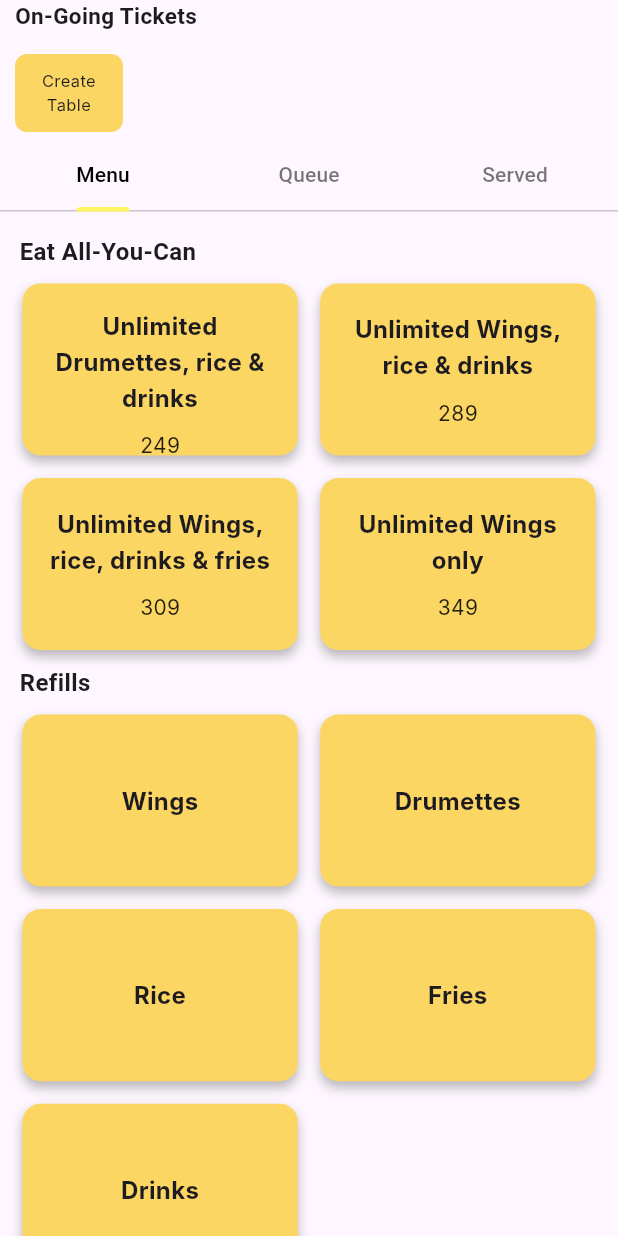
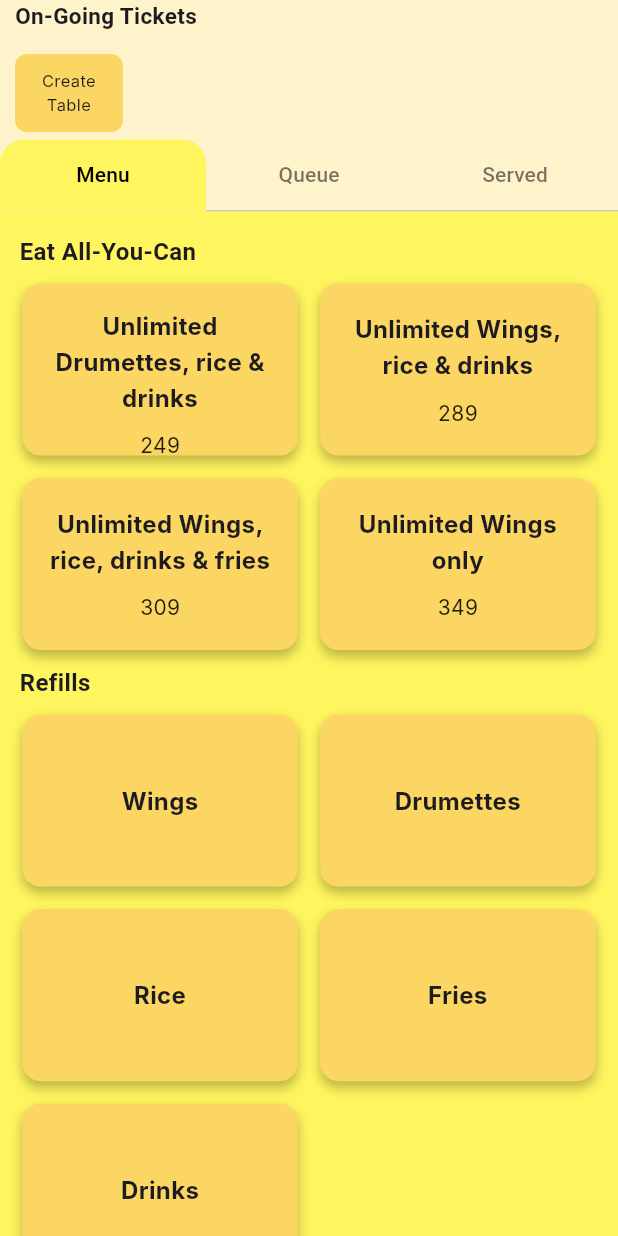
Before and after one commit to JeoSeutin07/chicks_mo_unli, a Flutter app: the MenuTabsWidget screen opened directly, on a phone screen of 412 x 824 dp. Run offline on Flutter 3.47's test engine with Material 3 defaults, Android fonts, the phone set to English and light mode, and no system bars; our stand-ins replace cloud_firestore, firebase_core; accounts and stored records are empty; Roboto replaces fonts that are missing (Inter).

Commit message:
fix menu tabs selection

```diff
--- a/lib/order_kitchen/widgets/menu_tabs_widget.dart
+++ b/lib/order_kitchen/widgets/menu_tabs_widget.dart
@@ -22,33 +22,18 @@ class _MenuTabsWidgetState extends State<MenuTabsWidget> {
     });
   }
 
-  @override
-  Widget build(BuildContext context) {
-    return Column(
-      children: [
-        TicketsWidget(
-          orders: orders,
-          currentTableNumber: currentTableNumber,
-          onAddOrder: addOrder,
-        ),
-        Expanded(
-          child: DefaultTabController(
-            length: 3,
-            child: Column(
-              children: [
-                TabBar(
-                  tabs: const [
+  List<Widget> tabs = const [
     Tab(text: 'Menu'),
     Tab(text: 'Queue'),
     Tab(text: 'Served'),
-                  ],
-                  labelColor: Colors.black,
-                  unselectedLabelColor: Colors.black54,
-                  indicatorColor: const Color(0xFFFFF55E),
-                ),
-                Expanded(
-                  child: TabBarView(
-                    children: [
+  ];
+
+  List<Widget> tabViews = [];
+
+  @override
+  void initState() {
+    super.initState();
+    tabViews = [
       MenuTabContent(
         onItemSelected: (item) {
           // Handle item selection
@@ -57,7 +42,47 @@ class _MenuTabsWidgetState extends State<MenuTabsWidget> {
       ),
       const Center(child: Text('Queue Content')),
       const Center(child: Text('Served Content')),
-                    ],
+    ];
+  }
+
+  @override
+  Widget build(BuildContext context) {
+    return Scaffold(
+      backgroundColor: const Color(0xFFFFF3CB),
+      body: SafeArea(
+        child: Column(
+          children: [
+            TicketsWidget(
+              orders: orders,
+              currentTableNumber: currentTableNumber,
+              onAddOrder: addOrder,
+            ),
+            DefaultTabController(
+              length: tabs.length,
+              child: Expanded(
+                child: Column(
+                  children: [
+                    TabBar(
+                      tabs: tabs,
+                      labelColor: Colors.black,
+                      unselectedLabelColor: Colors.black54,
+                      indicator: BoxDecoration(
+                        color: const Color(0xFFFFF55E), // Highlighted tab color
+                        borderRadius: BorderRadius.only(
+                          topLeft: Radius.circular(16),
+                          topRight: Radius.circular(16),
+                        ), // Rounded tabs only at the top
+                      ),
+                      indicatorSize:
+                          TabBarIndicatorSize.tab, // Full-width indicator
+                    ),
+                    Expanded(
+                      child: Container(
+                        color: const Color(
+                            0xFFFFF55E), // Background color same as selected tab
+                        child: TabBarView(
+                          children: tabViews,
+                        ),
                       ),
                     ),
                   ],
@@ -65,6 +90,8 @@ class _MenuTabsWidgetState extends State<MenuTabsWidget> {
               ),
             ),
           ],
+        ),
+      ),
     );
   }
 }
```
Lines whose indentation alone changed are shown as unchanged.
